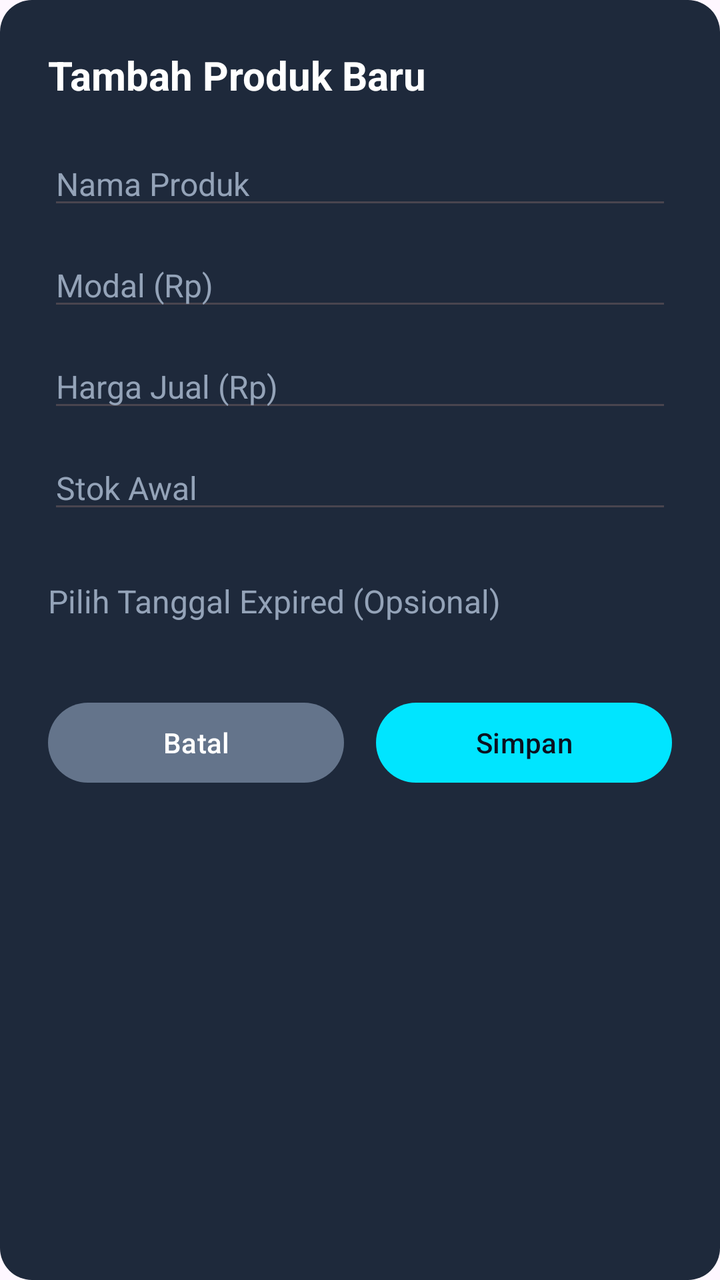
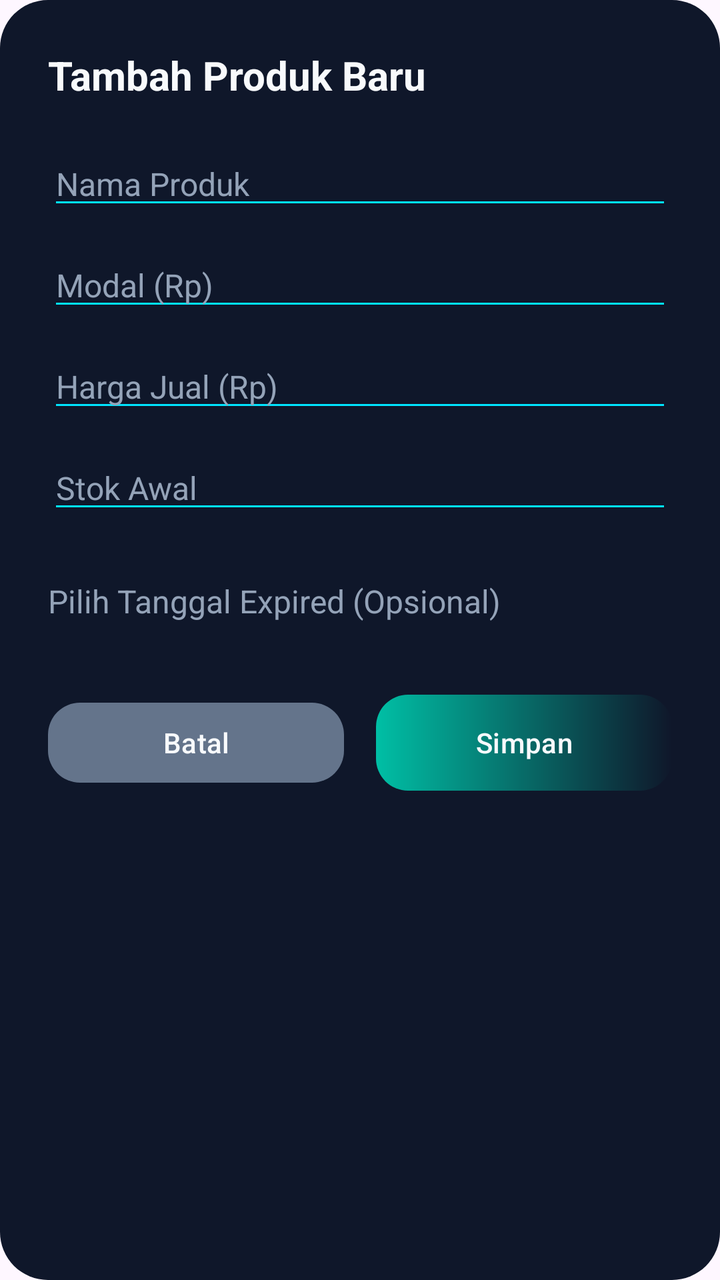

Two renders of the same Android screen: before a commit and after it. Below are the layout's source before the change and the commit's diff.
<!-- AndroidManifest.xml: application theme Theme.Material3.DayNight.NoActionBar -->
<!-- res/layout/dialog_add_product.xml -->
<?xml version="1.0" encoding="utf-8"?>
<ScrollView xmlns:android="http://schemas.android.com/apk/res/android"
    xmlns:app="http://schemas.android.com/apk/res-auto"
    android:layout_width="match_parent"
    android:layout_height="wrap_content"
    android:background="@drawable/bg_dialog_dark">

    <LinearLayout
        android:layout_width="match_parent"
        android:layout_height="wrap_content"
        android:orientation="vertical"
        android:padding="24dp">

        <TextView
            android:layout_width="match_parent"
            android:layout_height="wrap_content"
            android:text="Tambah Produk Baru"
            android:textColor="#FFFFFF"
            android:textSize="20sp"
            android:textStyle="bold" />

        <EditText
            android:id="@+id/etName"
            android:layout_width="match_parent"
            android:layout_height="wrap_content"
            android:layout_marginTop="20dp"
            android:hint="Nama Produk"
            android:inputType="text"
            android:textColor="#FFFFFF"
            android:textColorHint="#94A3B8"
            android:textSize="16sp" />

        <EditText
            android:id="@+id/etCostPrice"
            android:layout_width="match_parent"
            android:layout_height="wrap_content"
            android:layout_marginTop="12dp"
            android:hint="Modal (Rp)"
            android:inputType="numberDecimal"
            android:textColor="#FFFFFF"
            android:textColorHint="#94A3B8"
            android:textSize="16sp" />

        <EditText
            android:id="@+id/etPrice"
            android:layout_width="match_parent"
            android:layout_height="wrap_content"
            android:layout_marginTop="12dp"
            android:hint="Harga Jual (Rp)"
            android:inputType="numberDecimal"
            android:textColor="#FFFFFF"
            android:textColorHint="#94A3B8"
            android:textSize="16sp" />

        <EditText
            android:id="@+id/etStock"
            android:layout_width="match_parent"
            android:layout_height="wrap_content"
            android:layout_marginTop="12dp"
            android:hint="Stok Awal"
            android:inputType="number"
            android:textColor="#FFFFFF"
            android:textColorHint="#94A3B8"
            android:textSize="16sp" />

        <TextView
            android:id="@+id/tvExpiryDate"
            android:layout_width="match_parent"
            android:layout_height="wrap_content"
            android:layout_marginTop="16dp"
            android:background="?android:attr/selectableItemBackground"
            android:clickable="true"
            android:focusable="true"
            android:paddingVertical="12dp"
            android:text="Pilih Tanggal Expired (Opsional)"
            android:textColor="#94A3B8"
            android:textSize="16sp" />

        <LinearLayout
            android:layout_width="match_parent"
            android:layout_height="wrap_content"
            android:layout_marginTop="24dp"
            android:orientation="horizontal">

            <com.google.android.material.button.MaterialButton
                android:id="@+id/btnCancel"
                android:layout_width="0dp"
                android:layout_height="48dp"
                android:layout_marginEnd="8dp"
                android:layout_weight="1"
                android:text="Batal"
                android:textColor="#FFFFFF"
                app:backgroundTint="#64748B" />

            <com.google.android.material.button.MaterialButton
                android:id="@+id/btnSave"
                android:layout_width="0dp"
                android:layout_height="48dp"
                android:layout_marginStart="8dp"
                android:layout_weight="1"
                android:text="Simpan"
                android:textColor="#0B1120"
                app:backgroundTint="#00E5FF" />

        </LinearLayout>

    </LinearLayout>

</ScrollView>
<!-- resources referenced by this layout -->
<resources>
  <!-- drawable bg_dialog_dark (drawable) -->
  <?xml version="1.0" encoding="utf-8"?>
  <shape xmlns:android="http://schemas.android.com/apk/res/android"
      android:shape="rectangle">
      <solid android:color="#1E293B" />
      <corners android:radius="16dp" />
  </shape>
</resources>

<!-- the commit's change to res/layout/dialog_add_product.xml (unified diff, before → after) -->
@@ -3,19 +3,19 @@
     xmlns:app="http://schemas.android.com/apk/res-auto"
     android:layout_width="match_parent"
     android:layout_height="wrap_content"
-    android:background="@drawable/bg_dialog_dark">
+    android:background="@drawable/bg_dialog_dark"
+    android:padding="24dp">
 
     <LinearLayout
         android:layout_width="match_parent"
         android:layout_height="wrap_content"
-        android:orientation="vertical"
-        android:padding="24dp">
+        android:orientation="vertical">
 
         <TextView
             android:layout_width="match_parent"
             android:layout_height="wrap_content"
             android:text="Tambah Produk Baru"
-            android:textColor="#FFFFFF"
+            android:textColor="@color/text_primary"
             android:textSize="20sp"
             android:textStyle="bold" />
 
@@ -24,10 +24,11 @@
             android:layout_width="match_parent"
             android:layout_height="wrap_content"
             android:layout_marginTop="20dp"
+            android:backgroundTint="@color/dw_teal"
             android:hint="Nama Produk"
             android:inputType="text"
-            android:textColor="#FFFFFF"
-            android:textColorHint="#94A3B8"
+            android:textColor="@color/text_primary"
+            android:textColorHint="@color/text_secondary"
             android:textSize="16sp" />
 
         <EditText
@@ -35,10 +36,11 @@
             android:layout_width="match_parent"
             android:layout_height="wrap_content"
             android:layout_marginTop="12dp"
+            android:backgroundTint="@color/dw_teal"
             android:hint="Modal (Rp)"
             android:inputType="numberDecimal"
-            android:textColor="#FFFFFF"
-            android:textColorHint="#94A3B8"
+            android:textColor="@color/text_primary"
+            android:textColorHint="@color/text_secondary"
             android:textSize="16sp" />
 
         <EditText
@@ -46,10 +48,11 @@
             android:layout_width="match_parent"
             android:layout_height="wrap_content"
             android:layout_marginTop="12dp"
+            android:backgroundTint="@color/dw_teal"
             android:hint="Harga Jual (Rp)"
             android:inputType="numberDecimal"
-            android:textColor="#FFFFFF"
-            android:textColorHint="#94A3B8"
+            android:textColor="@color/text_primary"
+            android:textColorHint="@color/text_secondary"
             android:textSize="16sp" />
 
         <EditText
@@ -57,10 +60,11 @@
             android:layout_width="match_parent"
             android:layout_height="wrap_content"
             android:layout_marginTop="12dp"
+            android:backgroundTint="@color/dw_teal"
             android:hint="Stok Awal"
             android:inputType="number"
-            android:textColor="#FFFFFF"
-            android:textColorHint="#94A3B8"
+            android:textColor="@color/text_primary"
+            android:textColorHint="@color/text_secondary"
             android:textSize="16sp" />
 
         <TextView
@@ -73,7 +77,7 @@
             android:focusable="true"
             android:paddingVertical="12dp"
             android:text="Pilih Tanggal Expired (Opsional)"
-            android:textColor="#94A3B8"
+            android:textColor="@color/text_secondary"
             android:textSize="16sp" />
 
         <LinearLayout
@@ -89,8 +93,9 @@
                 android:layout_marginEnd="8dp"
                 android:layout_weight="1"
                 android:text="Batal"
-                android:textColor="#FFFFFF"
-                app:backgroundTint="#64748B" />
+                android:textColor="@color/text_primary"
+                app:backgroundTint="#64748B"
+                app:cornerRadius="16dp" />
 
             <com.google.android.material.button.MaterialButton
                 android:id="@+id/btnSave"
@@ -98,9 +103,11 @@
                 android:layout_height="48dp"
                 android:layout_marginStart="8dp"
                 android:layout_weight="1"
+                android:background="@drawable/button_gradient"
                 android:text="Simpan"
-                android:textColor="#0B1120"
-                app:backgroundTint="#00E5FF" />
+                android:textColor="@color/text_primary"
+                app:backgroundTint="@null"
+                app:cornerRadius="16dp" />
 
         </LinearLayout>
 
<!-- resource entries referenced after the edit -->
@@ -1,11 +1,26 @@
 <!-- resources referenced by this layout -->
 <resources>
+  <color name="dw_teal">#00E5FF</color>
+  <color name="text_primary">#F8FAFC</color>
+  <color name="text_secondary">#94A3B8</color>
   <!-- drawable bg_dialog_dark (drawable) -->
   <?xml version="1.0" encoding="utf-8"?>
   <shape xmlns:android="http://schemas.android.com/apk/res/android"
       android:shape="rectangle">
-      <solid android:color="#1E293B" />
+      <solid android:color="@color/bg_sheet" />
+      <corners android:radius="24dp" />
+  </shape>
+  <!-- drawable button_gradient (drawable) -->
+  <?xml version="1.0" encoding="utf-8"?>
+  <shape xmlns:android="http://schemas.android.com/apk/res/android" android:shape="rectangle">
+      <gradient
+          android:startColor="@color/dw_teal_dark"
+          android:endColor="@color/dw_dark_blue"
+          android:angle="0" />
       <corners android:radius="16dp" />
   </shape>
+  <color name="bg_sheet">#0F172A</color>
+  <color name="dw_teal_dark">#00BFA5</color>
+  <color name="dw_dark_blue">#0F172A</color>
 </resources>
 
